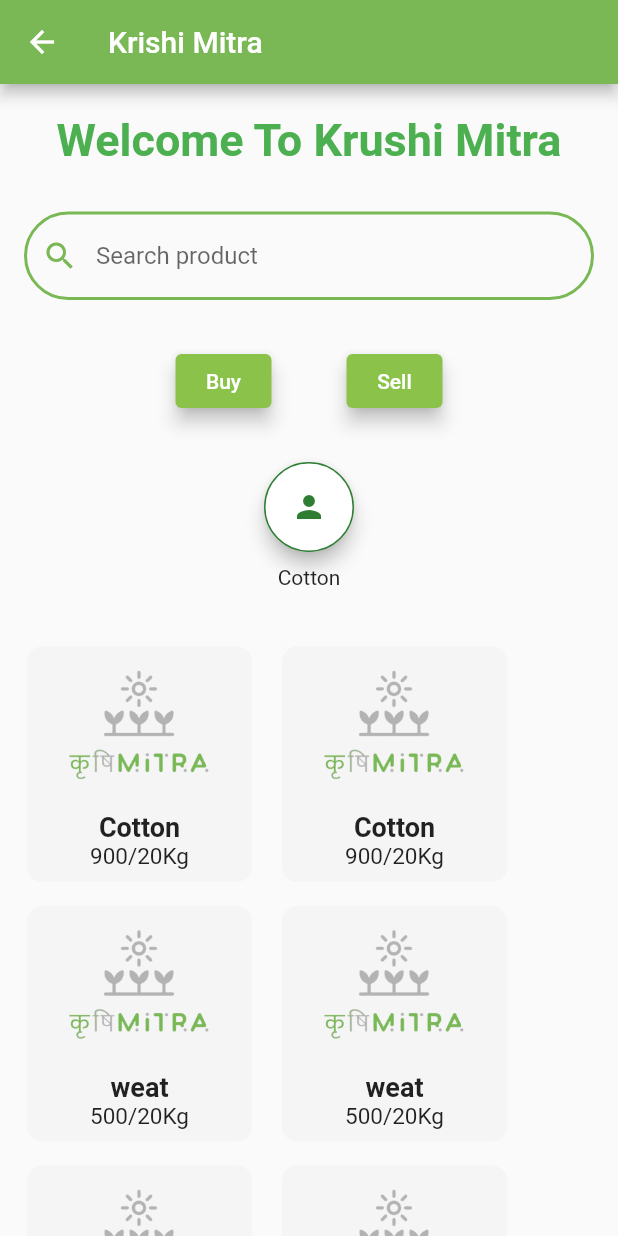
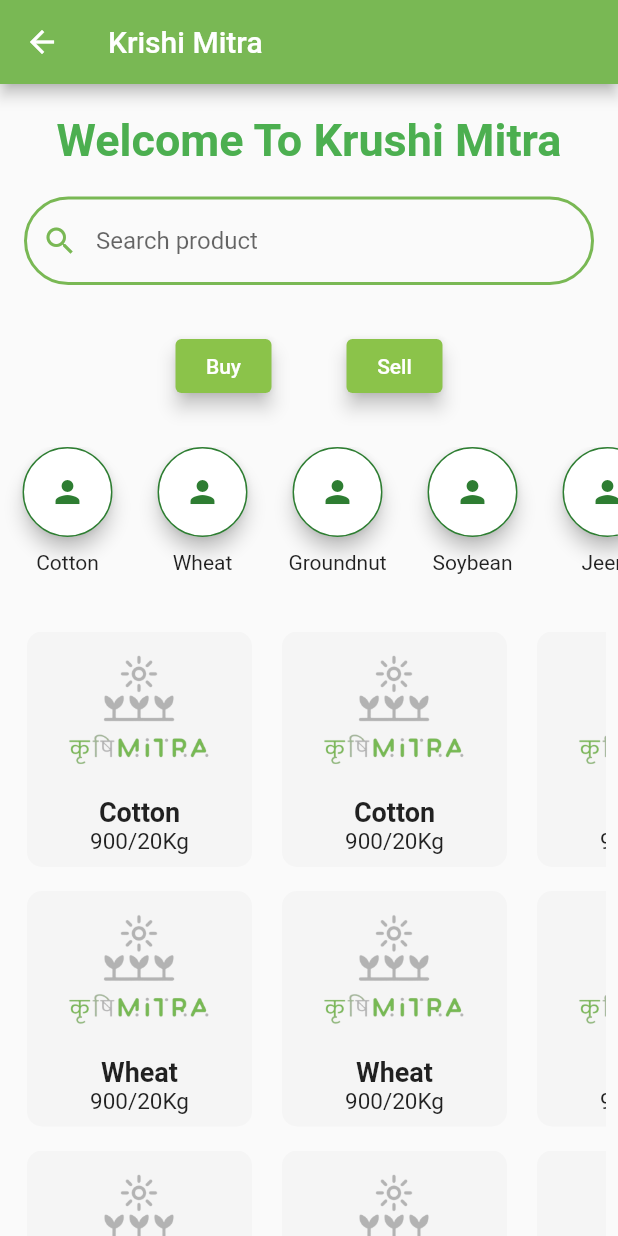
Before and after one commit to jeelkhant3333/krishi_mitra, a Flutter app: the HomePage screen opened directly, on a phone screen of 412 x 824 dp. Run offline on Flutter 3.47's test engine with Material 2 defaults, Android fonts, the phone set to English and light mode, and no system bars.

Commit message:
4 jeel commit

```diff
--- a/lib/pages/home_page.dart
+++ b/lib/pages/home_page.dart
@@ -1,30 +1,12 @@
 import 'package:flutter/material.dart';
 
-class HomePage extends StatefulWidget {
+class HomePage extends StatelessWidget {
+  final List<String> productList =
+  ['Cotton', 'Wheat', 'Groundnut', 'Soybean',];
+  final List<String> suggestionProductList =
+  ['Cotton', 'Wheat', 'Groundnut', 'Soybean','Jeera','Onion'];
+
  HomePage({super.key});
-
-  @override
-  State<HomePage> createState() => _HomePageState();
-}
-
-class _HomePageState extends State<HomePage> {
-  List<Widget> productIconsButton =[
-
-    ItemIconButton(Icons.person,'Cotton'),
-    // ItemIconButton(Icons.person,' '),
-    // ItemIconButton(Icons.person,'Pxyz'),
-    // ItemIconButton(Icons.person,'Product Name'),
-    // ItemIconButton(Icons.person,'Product Name'),
-    // ItemIconButton(Icons.person,'Product Name'),
-    // ItemIconButton(Icons.person,'Product Name'),
-  ];
-
-  List<Widget> productCard = [
-    const iteamCard('Cotton' , '900' ),
-    const iteamCard('weat', '500'),
-    // const iteamCard('groundnut', '1500'),
-    // const iteamCard('soyabin', '1500'),
-  ];
 
   @override
   Widget build(BuildContext context) {
@@ -34,14 +16,11 @@ class _HomePageState extends State<HomePage> {
         backgroundColor: const Color(0xFF79B854),
       ),
       body: SingleChildScrollView(
-        physics: BouncingScrollPhysics(),
-        child: SizedBox(
-          height: MediaQuery.of(context).size.height/0.5,
-          width: double.infinity,
+        physics: const BouncingScrollPhysics(),
         child: Column(
           children: [
             const Padding(
-                padding: EdgeInsets.only(top: 20,left: 10,right: 10),
+              padding: EdgeInsets.symmetric(vertical: 20),
               child: Text(
                 'Welcome To Krushi Mitra',
                 style: TextStyle(
@@ -52,141 +31,107 @@ class _HomePageState extends State<HomePage> {
                 textAlign: TextAlign.center,
               ),
             ),
-              const SizedBox(
-                height: 30,
-              ),
-              Padding(
-                padding: const EdgeInsets.only(left: 16,right: 16),
-                child: TextField(
-                  decoration: InputDecoration(
-                      hintText: 'Search product',
-                      prefixIcon: const Icon(Icons.search),
-                      prefixIconColor: const Color(0xFF79B854),
-                      enabledBorder: OutlineInputBorder(
-                        borderRadius: BorderRadius.circular(50),
-                        borderSide: const BorderSide(
-                          color: Color(0xFF79B854),
-                          width: 2,
-                        ),
-                      ),
-                      focusedBorder: OutlineInputBorder(
-                        borderRadius: BorderRadius.circular(50),
-                        borderSide: const BorderSide(
-                          color: Color(0xFF79B854),
-                          width: 2,
-                        ),
-                      )),
-                ),
-              ),
-              const SizedBox(
-                height: 30,
-              ),
+            searchbar(),
+            const SizedBox(height: 30),
             Row(
               mainAxisAlignment: MainAxisAlignment.center,
               children: [
                 ElevatedButton(
                   onPressed: () {},
-                    style: OutlinedButton.styleFrom(
+                  style: ElevatedButton.styleFrom(
+                    foregroundColor: Colors.white,
                     backgroundColor: Colors.lightGreen,
-                      foregroundColor: Colors.white,
                     elevation: 5,
                   ),
-                    child: const Text(
-                      'Buy',
+                  child: const Text('Buy'),
                 ),
-                  ),
-                  const SizedBox(
-                    width: 50,
-                  ),
+                const SizedBox(width: 50),
                 ElevatedButton(
                   onPressed: () {},
-                    style: OutlinedButton.styleFrom(
+                  style: ElevatedButton.styleFrom(
+                    foregroundColor: Colors.white,
                     backgroundColor: Colors.lightGreen,
-                      foregroundColor: Colors.white,
                     elevation: 5,
                   ),
-                    child: const Text(
-                      'Sell',
-                    ),
+                  child: const Text('Sell'),
                 ),
               ],
             ),
-              const SizedBox(
-                height: 30,
+            const SizedBox(height: 30),
+            productIcons(),
+            const SizedBox(height: 30),
+            productCardRows(),
+          ],
         ),
-              SingleChildScrollView(
+      ),
+    );
+  }
+  Widget searchbar() {
+    return Padding(
+      padding: const EdgeInsets.symmetric(horizontal: 16),
+      child: TextField(
+        decoration: InputDecoration(
+          hintText: 'Search product',
+          prefixIcon: const Icon(Icons.search, color: Color(0xFF79B854)),
+          enabledBorder: OutlineInputBorder(
+            borderRadius: BorderRadius.circular(50),
+            borderSide: const BorderSide(color: Color(0xFF79B854), width: 2),
+          ),
+          focusedBorder: OutlineInputBorder(
+            borderRadius: BorderRadius.circular(50),
+            borderSide: const BorderSide(color: Color(0xFF79B854), width: 2),
+          ),
+        ),
+      ),
+    );
+  }
+  Widget productIcons() {
+    return SingleChildScrollView(
       scrollDirection: Axis.horizontal,
       child: Row(
         children: [
-                      ...productIconsButton.map((e) => productIconsButton[0]),
-                    ]),
+          for (String product in suggestionProductList)
+            ItemIconRoundedButton(Icons.person, product , (){}),
+        ],
       ),
-              const SizedBox(height: 30,),
-              Expanded(
-                child: Column(
+    );
+  }
+
+  Widget productCardRows() {
+    return Column(
       crossAxisAlignment: CrossAxisAlignment.stretch,
       children: [
+        for (String product in productList)
           Padding(
             padding: const EdgeInsets.all(8.0),
             child: SingleChildScrollView(
               scrollDirection: Axis.horizontal,
               child: Row(
                 children: [
-                            ...productCard.map((e) => productCard[0]),
-                          ],),
-                      ),
-                    ),
-                    Padding(
-                      padding: const EdgeInsets.all(8.0),
-                      child: SingleChildScrollView(
-                        scrollDirection: Axis.horizontal,
-                        child: Row(
-                          children: [
-                            ...productCard.map((e) => productCard[1]),
-                          ],),
-                      ),
-                    ),
-                    Padding(
-                      padding: const EdgeInsets.all(8.0),
-                      child: SingleChildScrollView(
-                        scrollDirection: Axis.horizontal,
-                        child: Row(
-                          children: [
-                            ...productCard.map((e) => productCard[0]),
-                          ],),
-                      ),
-                    ),
-                    Padding(
-                      padding: const EdgeInsets.all(8.0),
-                      child: SingleChildScrollView(
-                        scrollDirection: Axis.horizontal,
-                        child: Row(
-                          children: [
-                            ...productCard.map((e) => productCard[0]),
-                            ItemIconButton(Icons.arrow_forward,'View more'),
-                          ],),
-                      ),
-                    ),
-                  ],
-                ),
-              )
+                  ItemCard(itemName: product, itemPrice: '900'),
+                  ItemCard(itemName: product, itemPrice: '900'),
+                  ItemCard(itemName: product, itemPrice: '900'),
+                  ItemCard(itemName: product, itemPrice: '900'),
+                   ItemIconRoundedButton(Icons.arrow_forward, 'View more', (){}),
                 ],
               ),
             ),
           ),
+      ],
     );
   }
 }
 
-class iteamCard extends StatelessWidget {
-   const iteamCard(this.itemName , this.itemPrice);
+class ItemCard extends StatelessWidget {
+  const ItemCard({super.key, required this.itemName, required this.itemPrice});
+
   final String itemName;
   final String itemPrice;
 
   @override
   Widget build(BuildContext context) {
     return Padding(
-      padding: const EdgeInsets.only(left: 10,right: 10),
+      padding: const EdgeInsets.symmetric(horizontal: 10),
       child: Container(
         decoration: BoxDecoration(
           borderRadius: BorderRadius.circular(10),
@@ -194,13 +139,13 @@ class iteamCard extends StatelessWidget {
         ),
         child: Column(
           children: [
-            SizedBox(
-              height: 110, width: 150,
-              child: Container(
-                child:const Image(image: AssetImage('images/logo.png'),),
+            const SizedBox(
+              height: 110,
+              width: 150,
+              child: Image(image: AssetImage('images/logo.png')),
             ),
-            ),
-            Text(itemName,
+            Text(
+              itemName,
               style: const TextStyle(
                 fontSize: 18,
                 fontWeight: FontWeight.bold,
@@ -208,49 +153,53 @@ class iteamCard extends StatelessWidget {
             ),
             Padding(
               padding: const EdgeInsets.only(bottom: 8.0),
-              child: Text('$itemPrice/20Kg',
+              child: Text(
+                '$itemPrice/20Kg',
                 style: const TextStyle(
                   fontSize: 15,
                 ),
               ),
             )
-          ],),
-
+          ],
+        ),
       ),
     );
   }
 }
 
-class ItemIconButton extends StatelessWidget {
+class ItemIconRoundedButton extends StatelessWidget {
+  const ItemIconRoundedButton(this.icon, this.text , this.onPress, {super.key});
 
-  ItemIconButton(this.icon ,this.text);
   final IconData? icon;
   final String text;
+  final void Function() onPress;
 
   @override
   Widget build(BuildContext context) {
     return Padding(
-      padding: const EdgeInsets.only(left: 10 ,right: 10),
+      padding: const EdgeInsets.symmetric(horizontal: 10),
       child: Column(
         children: [
-          SizedBox(height: 60, width: 60,
+          SizedBox(
+            height: 60,
+            width: 60,
             child: ElevatedButton(
-              onPressed: (){},
+              onPressed: onPress,
               style: ElevatedButton.styleFrom(
+                foregroundColor: Colors.green[800],
                 backgroundColor: Colors.white,
-                  foregroundColor: Colors.green[800],
-                  side: const BorderSide(color:Color(0xFF2E7D32) ),
+                side: const BorderSide(color: Color(0xFF2E7D32)),
                 shape: RoundedRectangleBorder(
                   borderRadius: BorderRadius.circular(50),
                 ),
-                elevation: 5
+                elevation: 5,
               ),
-              child:Icon(icon),
+              child: Icon(icon),
             ),
           ),
-          const SizedBox(height: 9,),
+          const SizedBox(height: 9),
           SizedBox(
-             width: 50,
+            width: 70,
             child: Text(
               text,
               textAlign: TextAlign.center,
```
Lines whose indentation alone changed are shown as unchanged.
